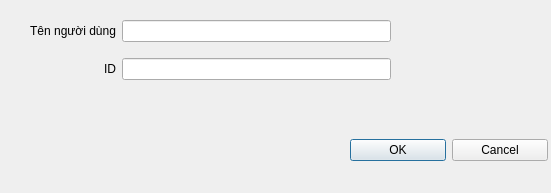
Before: the Qt Designer form add_account.ui in minhnt29/Graduation_GUI, drawn with Qt 5.
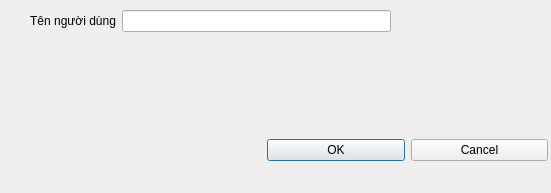
After: the same form once the commit is applied. Icons and pictures are not drawn.

```diff
--- a/add_account.ui
+++ b/add_account.ui
@@ -16,9 +16,9 @@
   <widget class="QWidget" name="gridLayoutWidget">
    <property name="geometry">
     <rect>
-     <x>350</x>
+     <x>267</x>
      <y>110</y>
-     <width>198</width>
+     <width>281</width>
      <height>80</height>
     </rect>
    </property>
@@ -53,7 +53,7 @@
      <x>30</x>
      <y>10</y>
      <width>361</width>
-     <height>80</height>
+     <height>101</height>
     </rect>
    </property>
    <layout class="QGridLayout" name="gridLayout_2">
@@ -67,21 +67,28 @@
       </property>
      </widget>
     </item>
-    <item row="1" column="1">
-     <widget class="QLabel" name="iDLabel">
-      <property name="text">
-       <string>ID</string>
-      </property>
-      <property name="alignment">
-       <set>Qt::AlignRight|Qt::AlignTrailing|Qt::AlignVCenter</set>
-      </property>
-     </widget>
-    </item>
     <item row="0" column="2">
      <widget class="QLineEdit" name="lineEdit_UserName"/>
     </item>
-    <item row="1" column="2">
-     <widget class="QLineEdit" name="lineEdit_UserID"/>
+    <item row="2" column="1" colspan="2">
+     <widget class="QLabel" name="iDLabel">
+      <property name="text">
+       <string/>
+      </property>
+      <property name="alignment">
+       <set>Qt::AlignCenter</set>
+      </property>
+     </widget>
+    </item>
+    <item row="1" column="1" colspan="2">
+     <widget class="QLabel" name="label_Status">
+      <property name="text">
+       <string/>
+      </property>
+      <property name="alignment">
+       <set>Qt::AlignCenter</set>
+      </property>
+     </widget>
     </item>
    </layout>
   </widget>
```
Left out of the diff: 12 changed lines with no effect on the pictures.
